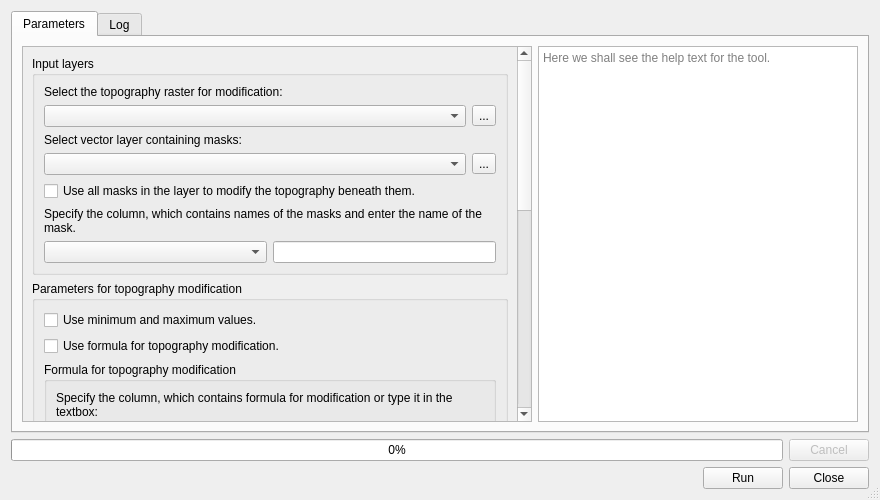
This is topo_modifier_dialog_base.ui in jaminzoda/terra-antiqua as Qt 5 draws it before an edit. The edited form follows.
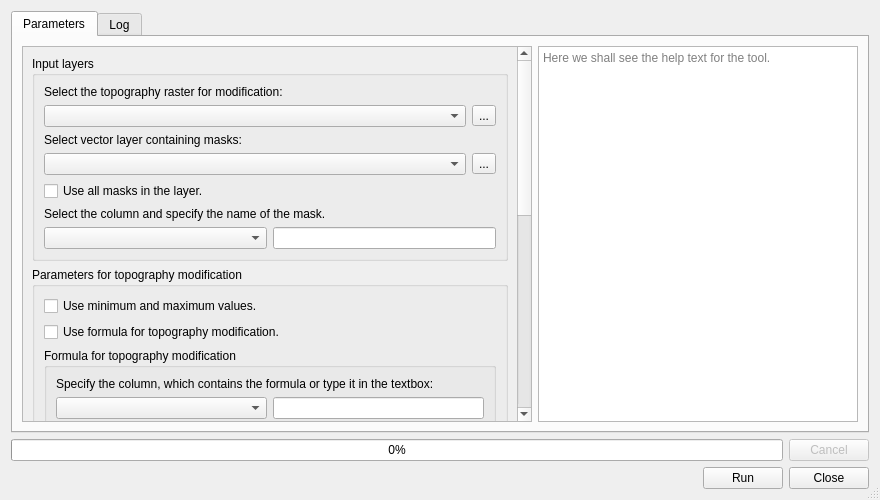
This is the edited form. Custom widgets are drawn as their Qt base class.

Diff of the .ui file:
```diff
--- a/topo_modifier_dialog_base.ui
+++ b/topo_modifier_dialog_base.ui
@@ -96,11 +96,9 @@
           <property name="geometry">
            <rect>
             <x>0</x>
-
-            <y>-358</y>
-            <width>493</width>
-            <height>825</height>
-
+            <y>-336</y>
+            <width>518</width>
+            <height>923</height>
            </rect>
           </property>
           <layout class="QVBoxLayout" name="verticalLayout_9">
@@ -161,14 +159,14 @@
               <item>
                <widget class="QCheckBox" name="useAllMasksBox">
                 <property name="text">
-                 <string>Use all masks in the layer to modify the topography beneath them.</string>
+                 <string>Use all masks in the layer.</string>
                 </property>
                </widget>
               </item>
               <item>
                <widget class="QLabel" name="label_3">
                 <property name="text">
-                 <string>Specify the column, which contains names of the masks and enter the name of the mask.</string>
+                 <string>Select the column and specify the name of the mask.</string>
                 </property>
                 <property name="wordWrap">
                  <bool>true</bool>
@@ -241,7 +239,7 @@
                  <item>
                   <widget class="QLabel" name="label_4">
                    <property name="text">
-                    <string>Specify the column, which contains formula for modification or type it in the textbox:</string>
+                    <string>Specify the column, which contains the formula or type it in the textbox:</string>
                    </property>
                    <property name="wordWrap">
                     <bool>true</bool>
```
